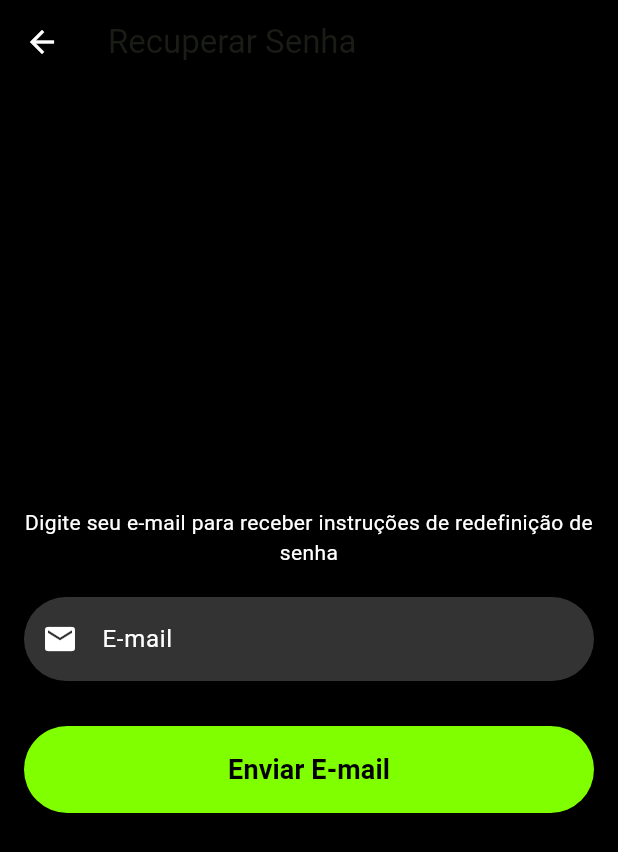
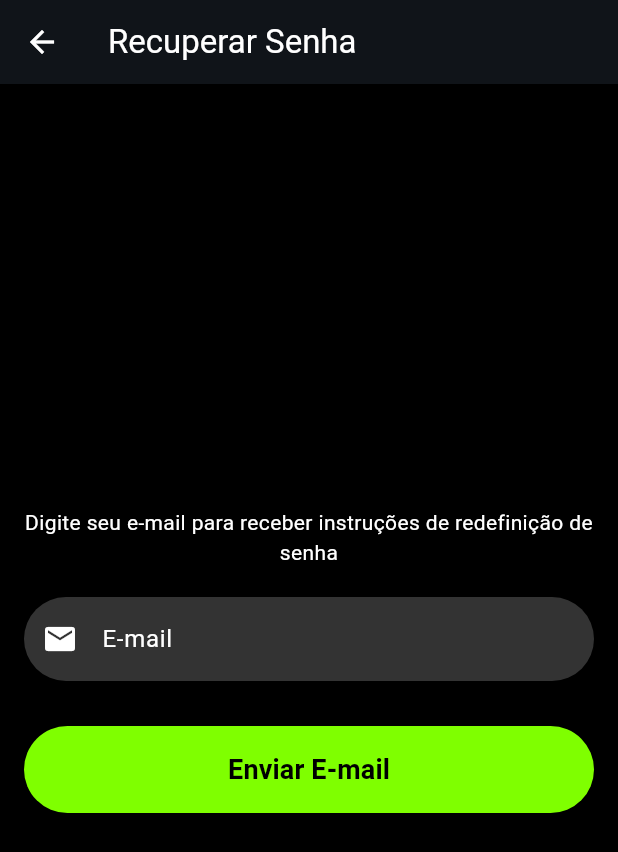
Before and after one commit to lemuelpires/flutter_sigma, a Flutter app: the ForgotPasswordScreen screen opened directly, on a phone screen of 412 x 824 dp. Shown: the top 852 px of the screen. Run offline on Flutter 3.47's test engine with Material 3 defaults, Android fonts, the phone set to English and light mode, and no system bars; our stand-ins replace cloud_firestore, dio, firebase_auth, firebase_core, font_awesome_flutter, logger and 1 more; accounts and stored records are empty; project files that could hold a hidden picture were left out.

Commit message:
ajustes visuais

```diff
--- a/lib/screens/auth/forgot_password.dart
+++ b/lib/screens/auth/forgot_password.dart
@@ -33,7 +33,9 @@ class ForgotPasswordScreenState extends State<ForgotPasswordScreen> {
       if (!mounted) return;
 
       ScaffoldMessenger.of(context).showSnackBar(
-        const SnackBar(content: Text('Instruções de redefinição de senha enviadas para o seu e-mail.')),
+        const SnackBar(
+            content: Text(
+                'Instruções de redefinição de senha enviadas para o seu e-mail.')),
       );
 
       Navigator.pop(context); // Voltar à tela de login após o envio
@@ -56,9 +58,10 @@ class ForgotPasswordScreenState extends State<ForgotPasswordScreen> {
     return Scaffold(
       backgroundColor: Colors.black,
       appBar: AppBar(
-        title: const Text('Recuperar Senha'),
-        backgroundColor: Colors.black,
-      ),
+          title: const Text(
+        'Recuperar Senha',
+        style: TextStyle(color: Colors.white), // Define a cor do texto
+      )),
       body: Center(
         child: Padding(
           padding: const EdgeInsets.all(16.0),
```
Also changed, not shown: assets/fundo/fundo1.svg (added), assets/fundo/fundo2.svg (added), assets/fundo/fundo3.svg (added), assets/fundo/fundo4.svg (added), assets/fundo/fundo5.svg (added), assets/fundo/fundo6.svg (added).
